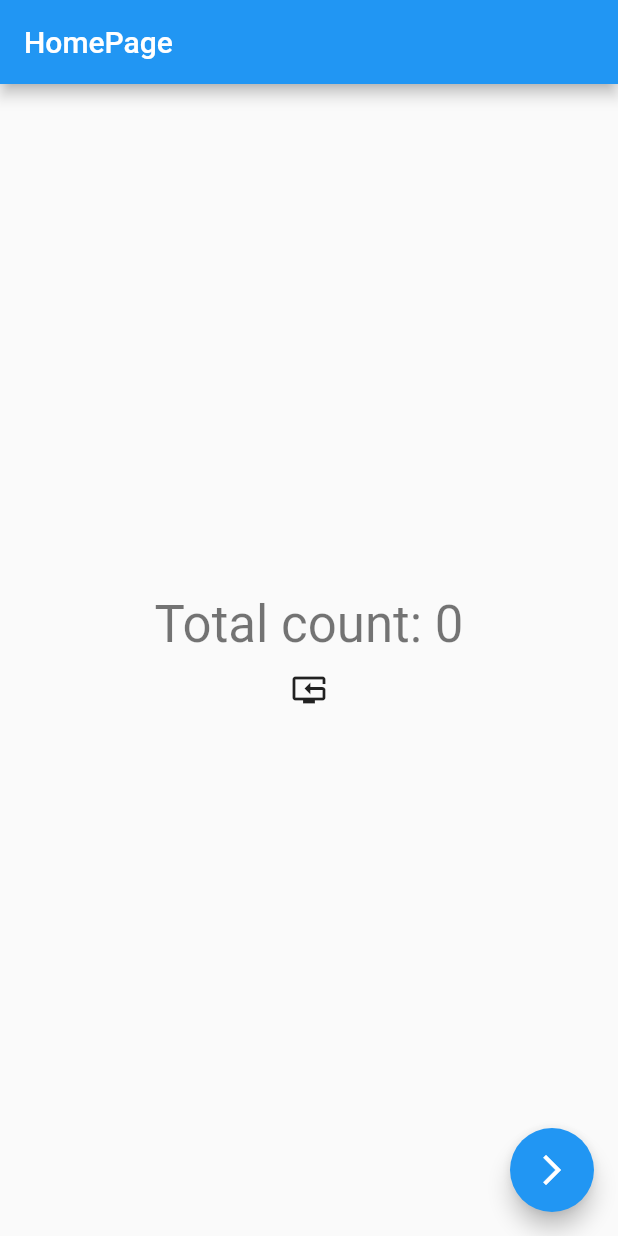
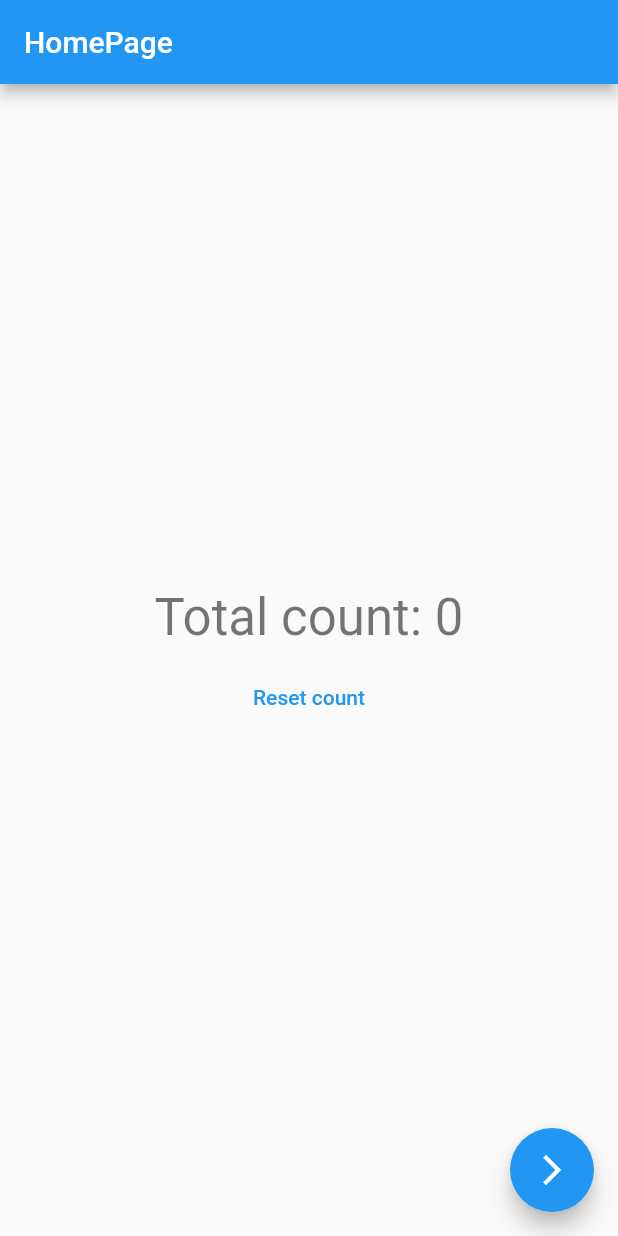
Before and after one commit to KevinKLLo/flutter-study-provider, a Flutter app: the screen it shows after launch, on a phone screen of 412 x 824 dp. Run offline on Flutter 3.47's test engine with Material 2 defaults, Android fonts, the phone set to English and light mode, and no system bars.

Commit message:
更換 reset 按鈕

```diff
--- a/lib/main.dart
+++ b/lib/main.dart
@@ -65,14 +65,17 @@ class MyHomgPage extends StatelessWidget {
                 style: Theme.of(context).textTheme.headlineMedium,
               ),
             ),
-            IconButton(
+            const SizedBox(height: 10),
+            TextButton(
               onPressed: () {
                 // 作法 2.
                 // var counterModel = context.read<CounterModel>();
                 counterModel.resetCount();
                 // Provider.of<CounterModel>(context, listen: false).resetCount();
               },
-              icon: const Icon(Icons.reset_tv),
+              child: const Text(
+                'Reset count',
+              ),
             )
           ],
         ),
@@ -88,8 +91,7 @@ class MyHomgPage extends StatelessWidget {
             //       child: const CounterPage(title: 'Flutter Demo Home Page')),
             // ),
             MaterialPageRoute(
-              builder: (context) =>
-                  const CounterPage(title: 'Flutter Demo Home Page'),
+              builder: (context) => const CounterPage(),
             ),
           );
         },
```
